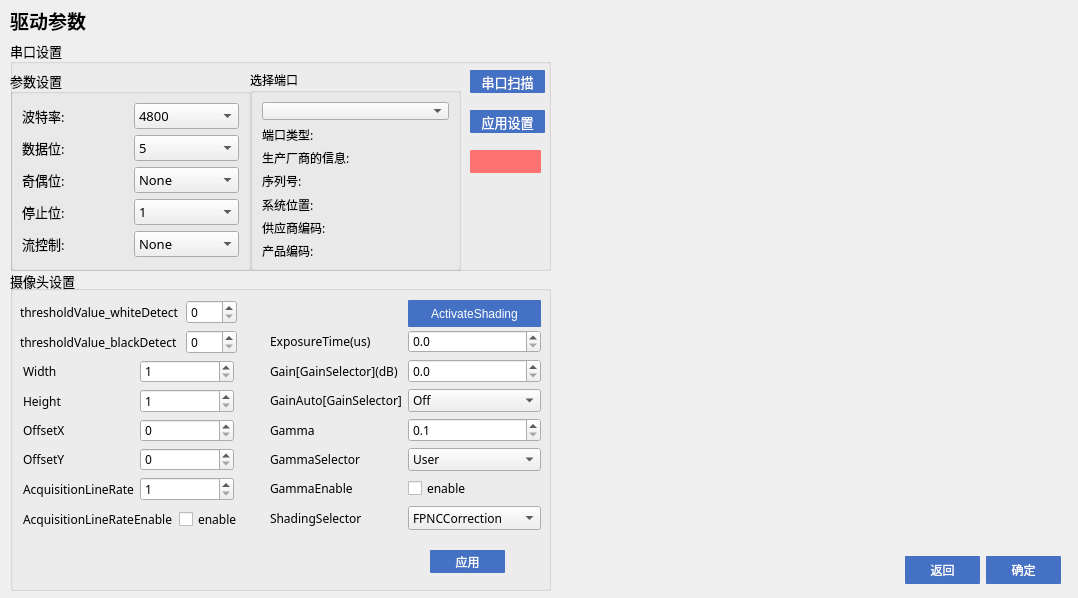
First picture: the form in driveseting.ui, repository jaueone/Magnetic, before the edit.
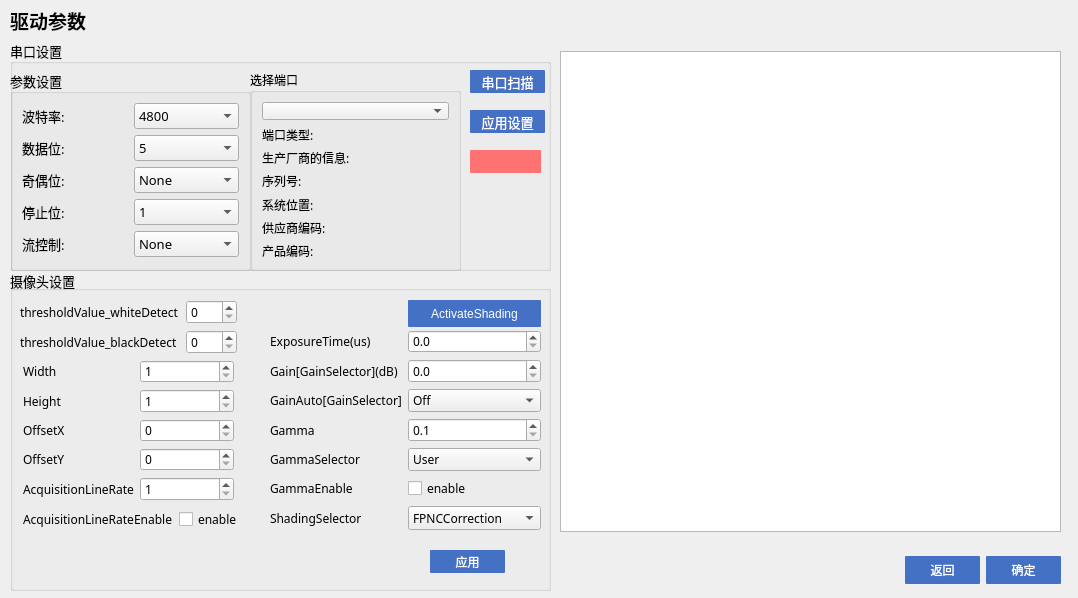
Second picture: the form after the edit.

Commit message: 第四次提交，1，添加3个按钮 (开始测试，切换图片和结束测试)

What changed in the file:
```diff
--- a/driveseting.ui
+++ b/driveseting.ui
@@ -852,6 +852,16 @@
     </item>
    </layout>
   </widget>
+  <widget class="QGraphicsView" name="graphicsView">
+   <property name="geometry">
+    <rect>
+     <x>560</x>
+     <y>51</y>
+     <width>501</width>
+     <height>481</height>
+    </rect>
+   </property>
+  </widget>
  </widget>
  <resources/>
  <connections/>
```
The commit also changes 7 other files.
